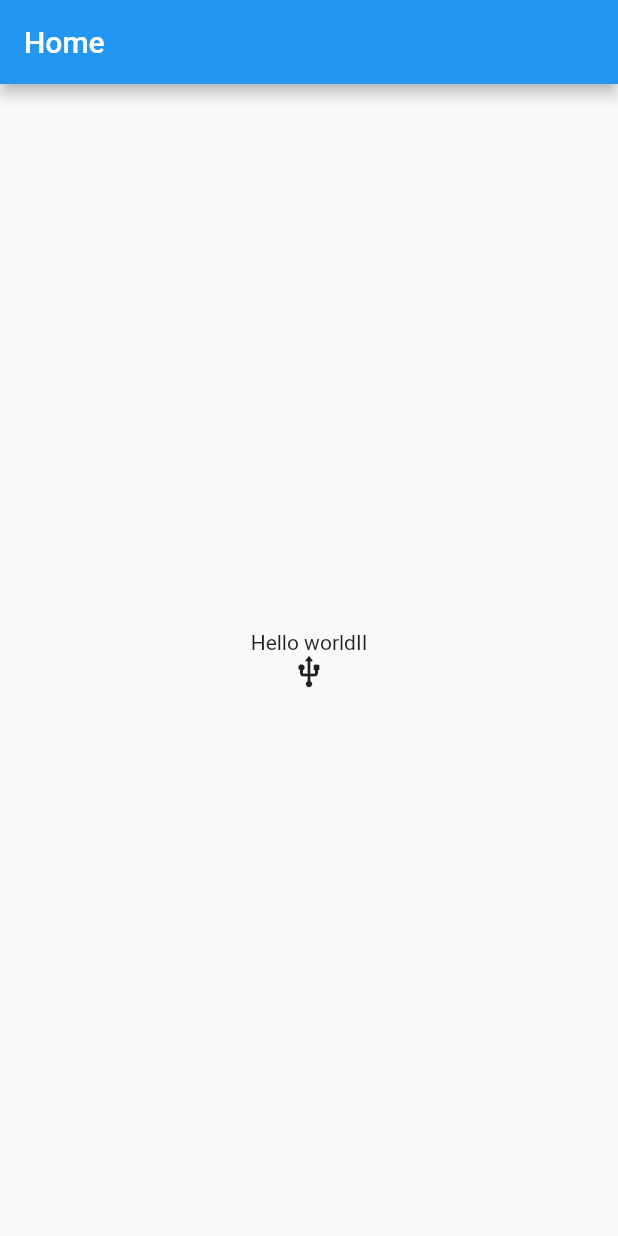
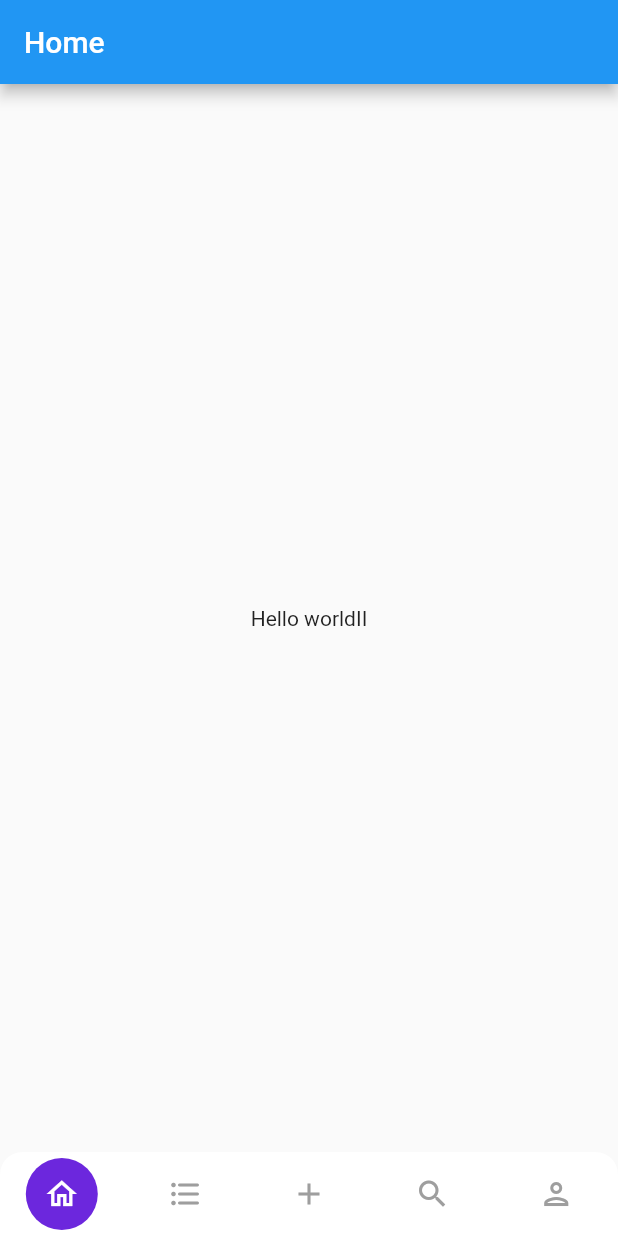
Before and after one commit to JohnARI/Redditech, a Flutter app: the screen it shows after launch, on a phone screen of 412 x 824 dp. Run offline on Flutter 3.47's test engine with Material 2 defaults, Android fonts, the phone set to English and light mode, and no system bars; drawn by our look-alikes of flutter_snake_navigationbar; Roboto replaces fonts that are missing (IBM Plex Sans).

Commit message:
feat(bottom navbar): Add of a bottom navbar

```diff
--- /dev/null
+++ b/lib/components/bottom_navbar.dart
@@ -0,0 +1,38 @@
+import 'package:flutter/material.dart';
+import 'package:flutter_snake_navigationbar/flutter_snake_navigationbar.dart';
+import 'package:redditech/common/const.dart';
+
+class BottomNavbar extends StatefulWidget {
+  const BottomNavbar({super.key});
+
+  @override
+  State<BottomNavbar> createState() => _BottomNavbarState();
+}
+
+class _BottomNavbarState extends State<BottomNavbar> {
+  int _selectedIndex = 0;
+  @override
+  Widget build(BuildContext context) {
+    return SnakeNavigationBar.color(
+      behaviour: SnakeBarBehaviour.floating,
+      snakeShape: SnakeShape.circle,
+      snakeViewColor: medium0,
+      selectedItemColor: Colors.white,
+      unselectedItemColor: Colors.grey,
+      showSelectedLabels: false,
+      showUnselectedLabels: false,
+      currentIndex: _selectedIndex,
+      onTap: (index) => setState(() => _selectedIndex = index),
+      items: const [
+        BottomNavigationBarItem(icon: Icon(Icons.home_outlined)),
+        BottomNavigationBarItem(icon: Icon(Icons.format_list_bulleted_rounded)),
+        BottomNavigationBarItem(icon: Icon(Icons.add)),
+        BottomNavigationBarItem(icon: Icon(Icons.search)),
+        BottomNavigationBarItem(icon: Icon(Icons.person_outlined)),
+      ],
+      shape: const RoundedRectangleBorder(
+        borderRadius: BorderRadius.only(topRight: Radius.circular(15), topLeft: Radius.circular(15)),
+      ),
+    );
+  }
+}
--- a/lib/screens/home.dart
+++ b/lib/screens/home.dart
@@ -1,4 +1,5 @@
 import 'package:flutter/material.dart';
+import 'package:redditech/components/bottom_navbar.dart';
 
 class HomeScreen extends StatefulWidget {
   const HomeScreen({super.key});
@@ -21,10 +22,10 @@ class _HomeScreenState extends State<HomeScreen> {
             Text(
               'Hello worldII',
             ),
-            Icon(Icons.usb_rounded, )
           ],
         ),
       ),
+      bottomNavigationBar: const BottomNavbar(),
     );
   }
 }
--- a/pubspec.yaml
+++ b/pubspec.yaml
@@ -36,6 +36,8 @@ dependencies:
   # The following adds the Cupertino Icons font to your application.
   # Use with the CupertinoIcons class for iOS style icons.
   cupertino_icons: ^1.0.2
+  animated_bottom_navigation_bar: ^1.1.0+1
+  flutter_snake_navigationbar: ^0.6.1
 
 dev_dependencies:
   flutter_test:
```
Also changed, not shown: lib/common/const.dart (+23 -0 lines), lib/components/bottom_nav_bar.dart (deleted), pubspec.lock.
